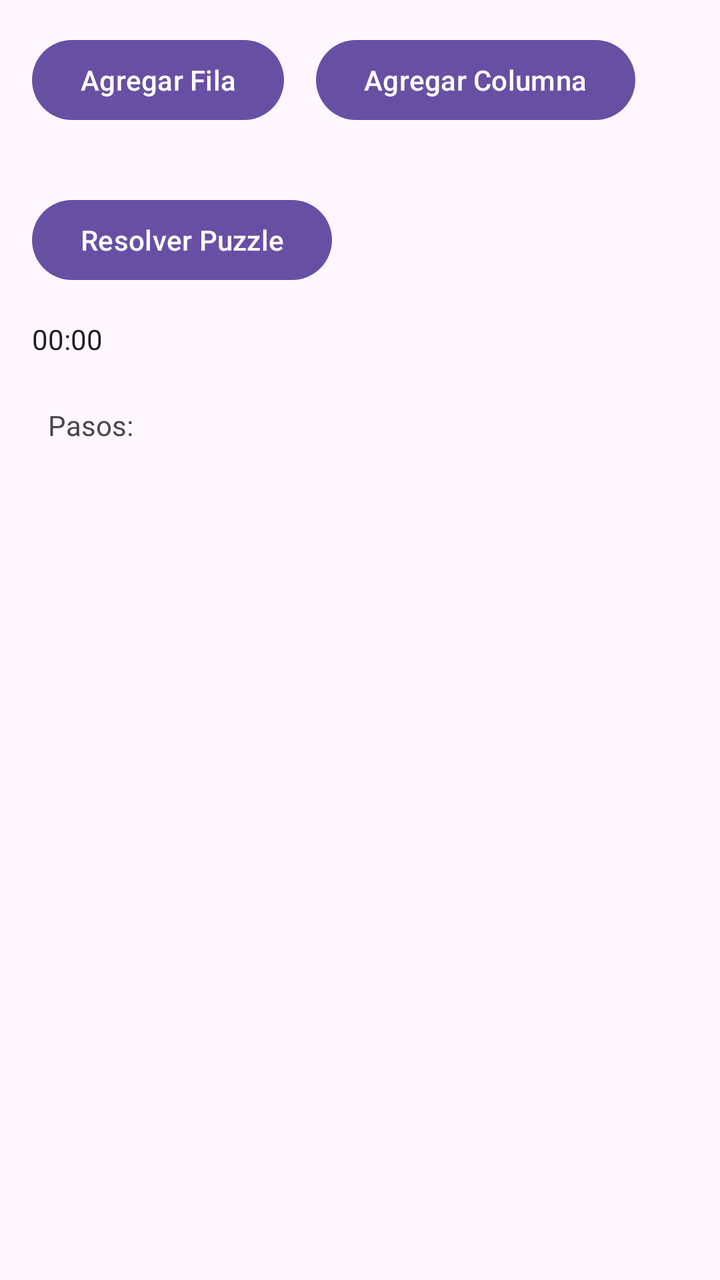
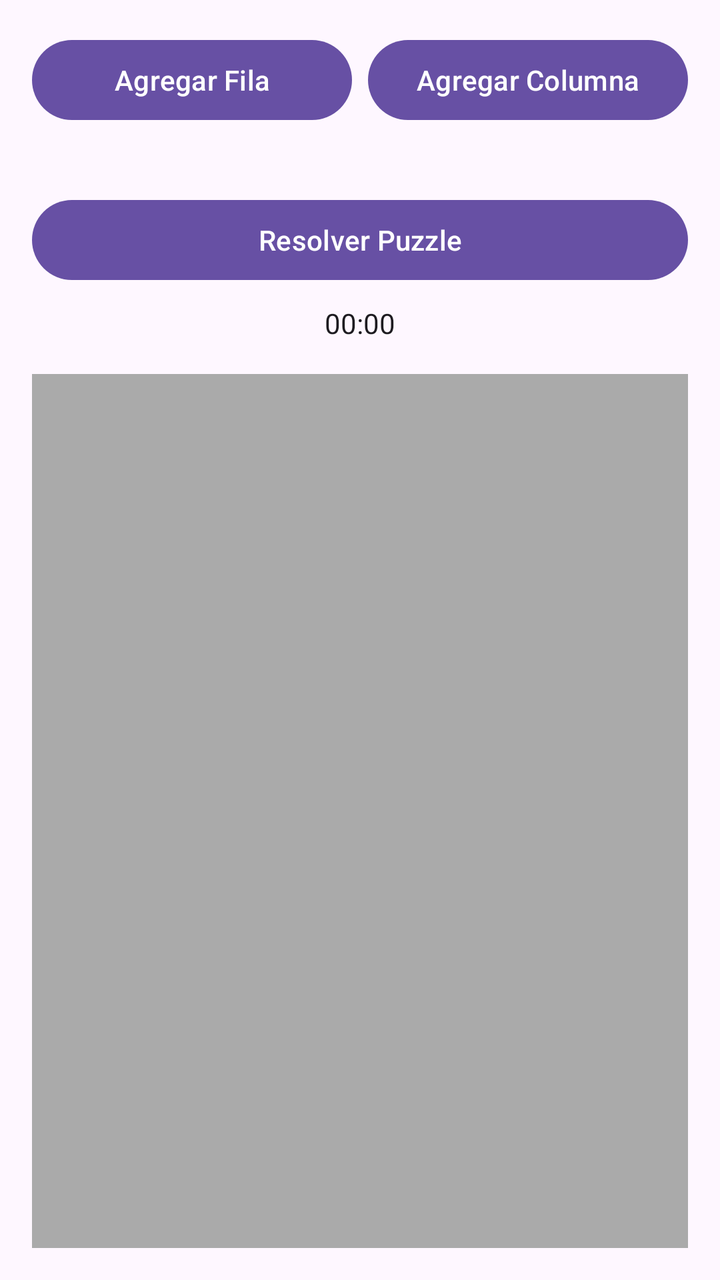

Before-and-after screenshots of an Android layout around one commit, followed by the original layout XML and the change that was made.
<!-- AndroidManifest.xml: application theme Theme.PatternDB -->
<!-- res/layout/activity_main.xml -->
<?xml version="1.0" encoding="utf-8"?>
<ScrollView xmlns:android="http://schemas.android.com/apk/res/android"
    android:layout_width="match_parent"
    android:layout_height="match_parent">

    <LinearLayout
        android:orientation="vertical"
        android:padding="16dp"
        android:layout_width="match_parent"
        android:layout_height="wrap_content">

        
        <LinearLayout
            android:layout_width="match_parent"
            android:layout_height="wrap_content"
            android:orientation="horizontal">

            <Button
                android:id="@+id/btnAddRow"
                android:layout_width="wrap_content"
                android:layout_height="wrap_content"
                android:text="Agregar Fila" />

            <Button
                android:id="@+id/btnAddColumn"
                android:layout_width="wrap_content"
                android:layout_height="wrap_content"
                android:text="Agregar Columna"
                android:layout_marginStart="16dp"/>
        </LinearLayout>

        
        <GridLayout
            android:id="@+id/gridPuzzle"
            android:layout_width="match_parent"
            android:layout_height="wrap_content"
            android:layout_marginTop="16dp"
            android:alignmentMode="alignMargins"
            android:rowOrderPreserved="false"
            android:columnCount="3"
            android:rowCount="3">
            
        </GridLayout>

        
        <Button
            android:id="@+id/btnSolve"
            android:layout_width="wrap_content"
            android:layout_height="wrap_content"
            android:text="Resolver Puzzle"
            android:layout_marginTop="16dp" />

        
        <Chronometer
            android:id="@+id/chronometer"
            android:layout_width="wrap_content"
            android:layout_height="wrap_content"
            android:layout_marginTop="16dp" />

        
        <TextView
            android:id="@+id/tvSteps"
            android:layout_width="match_parent"
            android:layout_height="wrap_content"
            android:text="Pasos:"
            android:layout_marginTop="16dp"
            android:padding="8dp" />
    </LinearLayout>
</ScrollView>
<!-- resources referenced by this layout -->
<resources>
  <style name="Theme.PatternDB" parent="Base.Theme.PatternDB" />
  <style name="Base.Theme.PatternDB" parent="Theme.Material3.DayNight.NoActionBar">
          
          
      </style>
</resources>

<!-- the commit's change to res/layout/activity_main.xml (unified diff, before → after) -->
@@ -1,69 +1,74 @@
 <?xml version="1.0" encoding="utf-8"?>
-<ScrollView xmlns:android="http://schemas.android.com/apk/res/android"
+<LinearLayout xmlns:android="http://schemas.android.com/apk/res/android"
     android:layout_width="match_parent"
-    android:layout_height="match_parent">
+    android:layout_height="match_parent"
+    android:orientation="vertical"
+    android:padding="16dp">
 
+    
     <LinearLayout
-        android:orientation="vertical"
-        android:padding="16dp"
         android:layout_width="match_parent"
-        android:layout_height="wrap_content">
+        android:layout_height="wrap_content"
+        android:orientation="horizontal">
 
-        
-        <LinearLayout
-            android:layout_width="match_parent"
+        <Button
+            android:id="@+id/btnAddRow"
+            android:layout_width="0dp"
             android:layout_height="wrap_content"
-            android:orientation="horizontal">
+            android:layout_weight="1"
+            android:text="Agregar Fila"/>
 
-            <Button
-                android:id="@+id/btnAddRow"
-                android:layout_width="wrap_content"
-                android:layout_height="wrap_content"
-                android:text="Agregar Fila" />
+        <Button
+            android:id="@+id/btnAddColumn"
+            android:layout_width="0dp"
+            android:layout_height="wrap_content"
+            android:layout_weight="1"
+            android:text="Agregar Columna"
+            android:layout_marginStart="8dp"/>
+    </LinearLayout>
 
-            <Button
-                android:id="@+id/btnAddColumn"
-                android:layout_width="wrap_content"
-                android:layout_height="wrap_content"
-                android:text="Agregar Columna"
-                android:layout_marginStart="16dp"/>
-        </LinearLayout>
+    
+    <GridLayout
+        android:id="@+id/gridPuzzle"
+        android:layout_width="match_parent"
+        android:layout_height="wrap_content"
+        android:layout_marginTop="16dp"
+        android:columnCount="3"
+        android:rowCount="3"/>
 
-        
-        <GridLayout
-            android:id="@+id/gridPuzzle"
-            android:layout_width="match_parent"
-            android:layout_height="wrap_content"
-            android:layout_marginTop="16dp"
-            android:alignmentMode="alignMargins"
-            android:rowOrderPreserved="false"
-            android:columnCount="3"
-            android:rowCount="3">
-            
-        </GridLayout>
+    
+    <Button
+        android:id="@+id/btnSolve"
+        android:layout_width="match_parent"
+        android:layout_height="wrap_content"
+        android:text="Resolver Puzzle"
+        android:layout_marginTop="16dp"/>
 
-        
-        <Button
-            android:id="@+id/btnSolve"
-            android:layout_width="wrap_content"
-            android:layout_height="wrap_content"
-            android:text="Resolver Puzzle"
-            android:layout_marginTop="16dp" />
+    
+    <Chronometer
+        android:id="@+id/chronometer"
+        android:layout_width="wrap_content"
+        android:layout_height="wrap_content"
+        android:layout_gravity="center_horizontal"
+        android:layout_marginTop="8dp"/>
 
-        
-        <Chronometer
-            android:id="@+id/chronometer"
-            android:layout_width="wrap_content"
-            android:layout_height="wrap_content"
-            android:layout_marginTop="16dp" />
+    
+    <ScrollView
+        android:layout_width="match_parent"
+        android:layout_height="0dp"
+        android:layout_weight="1"
+        android:layout_marginTop="16dp"
+        android:background="@android:color/darker_gray"
+        android:padding="8dp">
 
-        
         <TextView
             android:id="@+id/tvSteps"
             android:layout_width="match_parent"
             android:layout_height="wrap_content"
-            android:text="Pasos:"
-            android:layout_marginTop="16dp"
-            android:padding="8dp" />
-    </LinearLayout>
-</ScrollView>
+            android:textColor="@android:color/black"
+            android:textSize="14sp"
+            android:lineSpacingMultiplier="1.2"
+            android:fontFamily="monospace"/>
+    </ScrollView>
+
+</LinearLayout>
